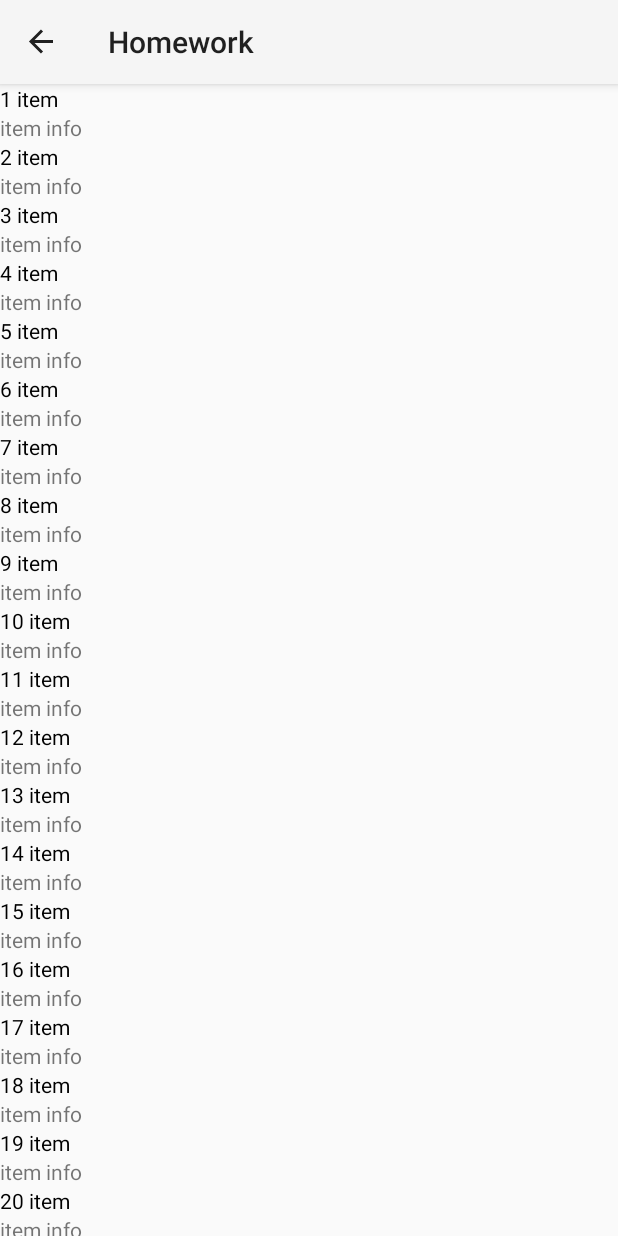
After one commit to sanichtw/AndroidTMS, an Android app: the RecyclerViewFragment screen opened through its navigation route, on a phone screen of 412 x 824 dp. The commit adds this screen. Run offline under Robolectric (Android 15) with nearby library versions, the phone set to English and light mode, and no system bars; our stand-ins replace navigation-ui.

Commit message:
I've finally done my homework04!!!!!!!!!!!!!!!!!!!!!!!

```diff
--- a/app/build.gradle
+++ b/app/build.gradle
@@ -43,6 +43,8 @@ dependencies {
     implementation 'androidx.constraintlayout:constraintlayout:2.1.4'
     implementation 'androidx.navigation:navigation-fragment-ktx:2.5.3'
     implementation 'androidx.navigation:navigation-ui-ktx:2.5.3'
+    implementation 'androidx.legacy:legacy-support-v4:1.0.0'
+    implementation 'androidx.recyclerview:recyclerview:1.2.1'
     testImplementation 'junit:junit:4.13.2'
     androidTestImplementation 'androidx.test.ext:junit:1.1.5'
     androidTestImplementation 'androidx.test.espresso:espresso-core:3.5.1'
--- /dev/null
+++ b/app/src/main/java/com/example/myapplication/RecyclerAdapter/MyRecyclerAdapter.kt
@@ -0,0 +1,33 @@
+package com.example.myapplication.RecyclerAdapter
+
+import android.view.LayoutInflater
+import android.view.View
+import android.view.ViewGroup
+import android.widget.TextView
+import androidx.recyclerview.widget.RecyclerView
+import com.example.myapplication.R
+
+class MyRecyclerAdapter(private val items: List<String>):
+    RecyclerView.Adapter<MyRecyclerAdapter.MyViewHolder>() {
+
+    class MyViewHolder(itemView: View): RecyclerView.ViewHolder(itemView) {
+        val titleTextView: TextView = itemView.findViewById(R.id.recyclerView_item_1)
+        val descriptionTextView: TextView = itemView.findViewById(R.id.recyclerView_item_2)
+    }
+
+    override fun onCreateViewHolder(parent: ViewGroup, viewType: Int): MyViewHolder {
+        val itemView = LayoutInflater
+            .from(parent.context)
+            .inflate(R.layout.recycler_item, parent, false)
+        return MyViewHolder(itemView)
+    }
+
+    override fun onBindViewHolder(holder: MyViewHolder, position: Int) {
+        holder.titleTextView.text = items[position]
+        holder.descriptionTextView.text = "item info"
+    }
+
+    override fun getItemCount(): Int {
+        return items.size
+    }
+}
--- /dev/null
+++ b/app/src/main/java/com/example/myapplication/RecyclerViewFragment.kt
@@ -0,0 +1,42 @@
+package com.example.myapplication
+
+import android.os.Bundle
+import androidx.fragment.app.Fragment
+import android.view.LayoutInflater
+import android.view.View
+import android.view.ViewGroup
+import androidx.recyclerview.widget.LinearLayoutManager
+import com.example.myapplication.RecyclerAdapter.MyRecyclerAdapter
+import com.example.myapplication.databinding.FragmentRecyclerViewBinding
+
+
+
+class RecyclerViewFragment : Fragment() {
+
+    private var _binding: FragmentRecyclerViewBinding? = null
+    private val binding get() = _binding!!
+
+    override fun onCreateView(
+        inflater: LayoutInflater, container: ViewGroup?,
+        savedInstanceState: Bundle?
+    ): View {
+
+        _binding = FragmentRecyclerViewBinding.inflate(inflater, container, false)
+        return binding.root
+    }
+
+    override fun onViewCreated(view: View, savedInstanceState: Bundle?) {
+        super.onViewCreated(view, savedInstanceState)
+
+        binding.recyclerView.apply {
+            layoutManager = LinearLayoutManager(requireContext())
+            adapter = MyRecyclerAdapter(listOfElements())
+        }
+    }
+
+    private fun listOfElements(): List<String> {
+        val data = mutableListOf<String>()
+        (1..50).forEach { i -> data.add("$i item") }
+        return data
+    }
+}
--- a/app/src/main/res/layout/activity_main.xml
+++ b/app/src/main/res/layout/activity_main.xml
@@ -3,7 +3,15 @@
     xmlns:tools="http://schemas.android.com/tools"
     android:layout_width="match_parent"
     android:layout_height="match_parent"
+    xmlns:app="http://schemas.android.com/apk/res-auto"
     tools:context=".MainActivity">
+
+<!--    <androidx.appcompat.widget.Toolbar-->
+<!--        android:id="@+id/toolbar"-->
+<!--        android:layout_width="match_parent"-->
+<!--        android:layout_height="?attr/actionBarSize"-->
+<!--        android:background="?attr/colorPrimary"-->
+<!--        app:popupTheme="@style/Theme.MyApplication.PopupOverlay" />-->
 
     <include layout="@layout/content_main" />
 
--- a/app/src/main/res/layout/fragment_first.xml
+++ b/app/src/main/res/layout/fragment_first.xml
@@ -14,7 +14,7 @@
         android:layout_marginStart="20dp"
         android:layout_marginEnd="20dp"
         android:background="@drawable/registration_input_border"
-        android:backgroundTint="@color/login_form_background"
+        android:backgroundTint="@color/app_background"
         android:gravity="start"
         android:hint="E-mail"
         android:inputType="text"
@@ -54,7 +54,7 @@
         android:layout_width="wrap_content"
         android:layout_height="wrap_content"
         android:background="@drawable/login_button_rounded"
-        android:backgroundTint="@color/login_form_background"
+        android:backgroundTint="@color/app_background"
         android:text="@string/login_button"
         app:layout_constraintBottom_toBottomOf="parent"
         app:layout_constraintEnd_toEndOf="parent"
--- /dev/null
+++ b/app/src/main/res/layout/fragment_recycler_view.xml
@@ -0,0 +1,13 @@
+<?xml version="1.0" encoding="utf-8"?>
+<LinearLayout xmlns:android="http://schemas.android.com/apk/res/android"
+    xmlns:tools="http://schemas.android.com/tools"
+    android:layout_width="match_parent"
+    android:layout_height="match_parent"
+    android:orientation="vertical"
+    tools:context=".RecyclerViewFragment">
+
+    <androidx.recyclerview.widget.RecyclerView
+        android:id="@+id/recyclerView"
+        android:layout_width="match_parent"
+        android:layout_height="wrap_content" />
+</LinearLayout>
--- /dev/null
+++ b/app/src/main/res/layout/recycler_item.xml
@@ -0,0 +1,19 @@
+<?xml version="1.0" encoding="utf-8"?>
+<LinearLayout xmlns:android="http://schemas.android.com/apk/res/android"
+    android:layout_width="match_parent"
+    android:layout_height="wrap_content"
+    android:orientation="vertical">
+
+    <TextView
+        android:id="@+id/recyclerView_item_1"
+        android:layout_width="wrap_content"
+        android:layout_height="wrap_content"
+        android:textColor="@color/black"
+        />
+
+    <TextView
+        android:id="@+id/recyclerView_item_2"
+        android:layout_width="wrap_content"
+        android:layout_height="wrap_content"
+        />
+</LinearLayout>
--- a/app/src/main/res/navigation/nav_graph.xml
+++ b/app/src/main/res/navigation/nav_graph.xml
@@ -15,6 +15,7 @@
             android:id="@+id/action_FirstFragment_to_SecondFragment"
             app:destination="@id/SecondFragment" />
     </fragment>
+
     <fragment
         android:id="@+id/SecondFragment"
         android:name="com.example.myapplication.SecondFragment"
@@ -22,7 +23,19 @@
         tools:layout="@layout/fragment_second">
 
         <action
-            android:id="@+id/action_SecondFragment_to_FirstFragment"
-            app:destination="@id/FirstFragment" />
+            android:id="@+id/action_SecondFragment_to_RecyclerViewFragment"
+            app:destination="@id/RecyclerViewFragment" />
     </fragment>
+
+    <fragment
+        android:id="@+id/RecyclerViewFragment"
+        android:name="com.example.myapplication.RecyclerViewFragment"
+        android:label="@string/third_fragment_label"
+        tools:layout="@layout/fragment_recycler_view">
+
+    <action
+        android:id="@+id/action_RecyclerViewFragment_to_FirstFragment"
+        app:destination="@id/FirstFragment" />
+    </fragment>
+
 </navigation>
--- a/app/src/main/res/values/colors.xml
+++ b/app/src/main/res/values/colors.xml
@@ -7,6 +7,6 @@
     <color name="teal_700">#FF018786</color>
     <color name="black">#FF000000</color>
     <color name="white">#FFFFFFFF</color>
-    <color name="login_form_background">#D6D1D1</color>
+    <color name="app_background">#D6D1D1</color>
     <color name="login_inputs_text">#BCBABA</color>
 </resources>
--- a/app/src/main/res/values/dimens.xml
+++ b/app/src/main/res/values/dimens.xml
@@ -1,3 +1,4 @@
 <resources>
     <dimen name="fab_margin">16dp</dimen>
+    <dimen name="text_margin">16dp</dimen>
 </resources>
--- a/build.gradle
+++ b/build.gradle
@@ -2,5 +2,5 @@
 plugins {
     id 'com.android.application' version '7.4.2' apply false
     id 'com.android.library' version '7.4.2' apply false
-    id 'org.jetbrains.kotlin.android' version '1.8.0' apply false
+    id 'org.jetbrains.kotlin.android' version '1.8.20' apply false
 }
```
Also changed, not shown: app/src/main/java/com/example/myapplication/SecondFragment.kt (+33 -10 lines), app/src/main/res/layout/fragment_second.xml (+32 -8 lines), app/src/main/res/values/strings.xml (+26 -8 lines), 2 other files.
